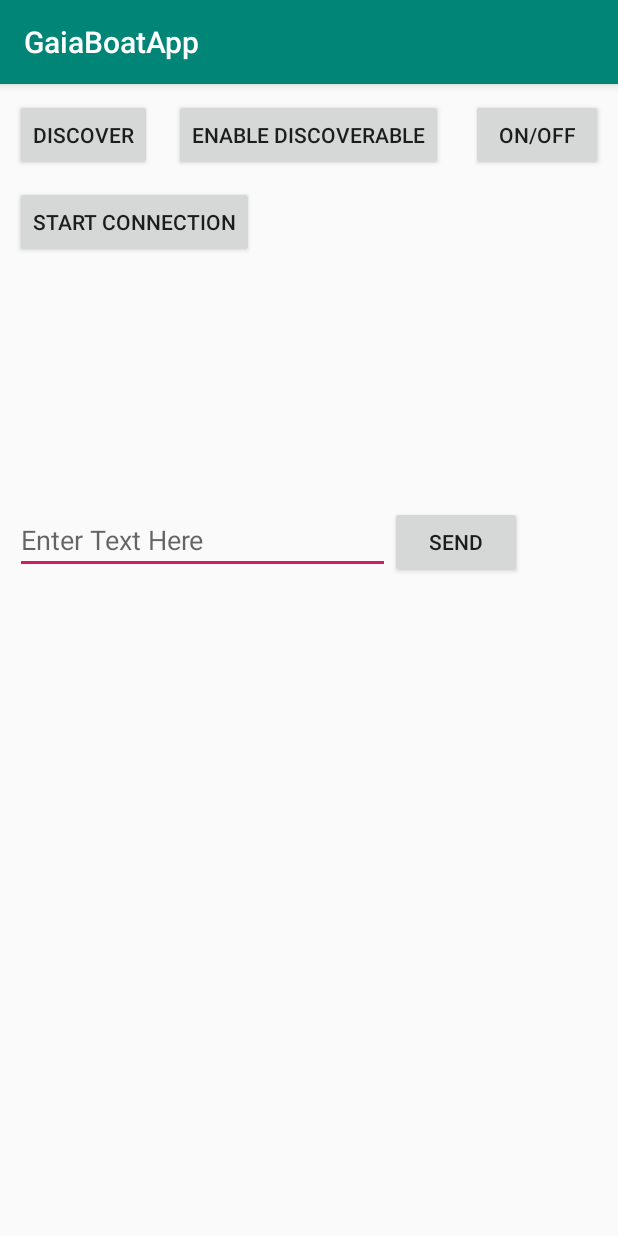
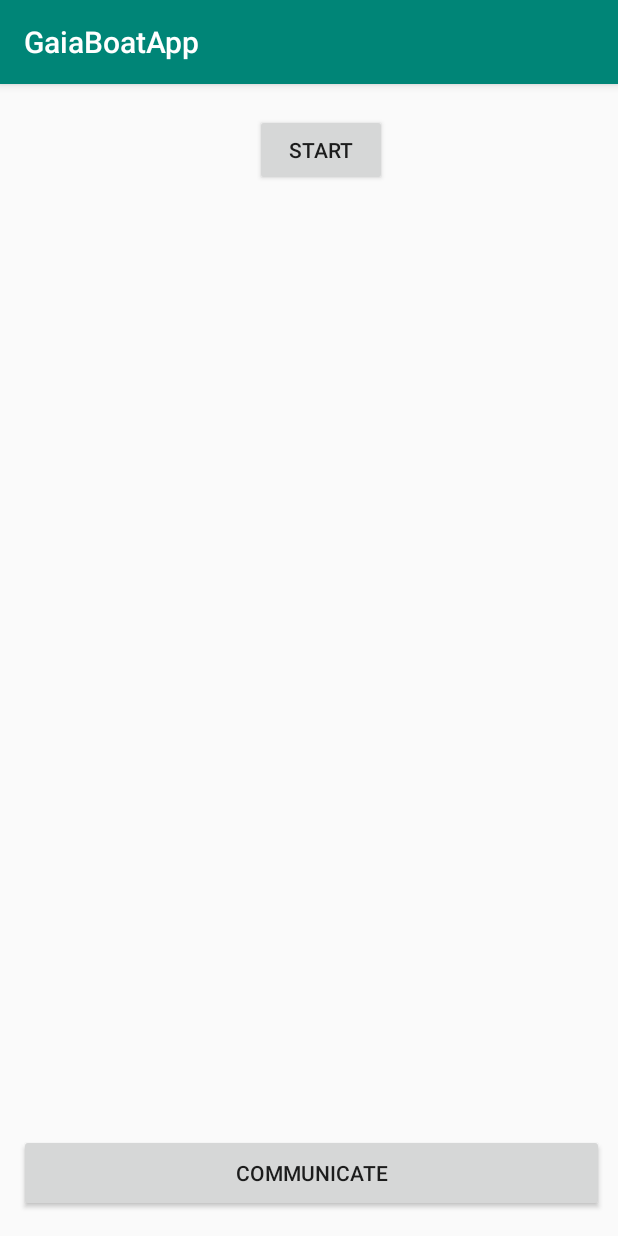
Before and after one commit to gaia-boat/app, an Android app: the screen it shows after launch (MainActivity), on a phone screen of 412 x 824 dp. Run offline under Robolectric (Android 15) with nearby library versions, the phone set to English and light mode, and no system bars.

```diff
--- a/app/src/main/java/com/example/gaiaboatapp/BluetoothConnectionService.java
+++ b/app/src/main/java/com/example/gaiaboatapp/BluetoothConnectionService.java
@@ -46,12 +46,12 @@ public class BluetoothConnectionService {
         this.mBluetoothAdapter = BluetoothAdapter.getDefaultAdapter();
         this.mContext = ctx;
         this.found_devices = new ArrayList<String>();
+        this.searchAndConnectToBTModuleThread.start();
         start();
 //        if (!this.mBluetoothAdapter.isEnabled()) {
 //            Intent enableBtIntent = new Intent(BluetoothAdapter.ACTION_REQUEST_ENABLE);
 //            startActivityForResult(enableBtIntent, REQUEST_ENABLE_BT);
 //        }
-        this.searchAndConnectToBTModuleThread.start();
     }
 
     public synchronized void start() {
--- a/app/src/main/res/layout/activity_main.xml
+++ b/app/src/main/res/layout/activity_main.xml
@@ -1,5 +1,6 @@
 <?xml version="1.0" encoding="utf-8"?>
-<RelativeLayout xmlns:android="http://schemas.android.com/apk/res/android"
+<androidx.constraintlayout.widget.ConstraintLayout xmlns:android="http://schemas.android.com/apk/res/android"
+    xmlns:app="http://schemas.android.com/apk/res-auto"
     xmlns:tools="http://schemas.android.com/tools"
     android:id="@+id/activity_main"
     android:layout_width="match_parent"
@@ -11,59 +12,39 @@
     tools:context="com.example.user.bluetooth_communication.MainActivity">
 
     <Button
-        android:id="@+id/btnONOFF"
+        android:id="@+id/start"
         android:layout_width="wrap_content"
         android:layout_height="wrap_content"
-        android:layout_alignParentTop="true"
-        android:layout_alignParentRight="true"
-        android:text="ON/OFF" />
+        android:layout_marginStart="160dp"
+        android:layout_marginTop="10dp"
+        android:layout_marginRight="160dp"
+        android:text="start"
+        app:layout_constraintRight_toRightOf="parent"
+        app:layout_constraintStart_toStartOf="parent"
+        app:layout_constraintTop_toTopOf="parent" />
+
+    <ListView
+        android:id="@+id/messageList"
+        android:layout_width="400dp"
+        android:layout_height="521dp"
+        android:layout_marginTop="8dp"
+        android:layout_marginBottom="8dp"
+        app:layout_constraintBottom_toTopOf="@+id/btnCommunicate"
+        app:layout_constraintTop_toTopOf="parent"
+        tools:layout_editor_absoluteX="-7dp" />
 
     <Button
-        android:id="@+id/btnDiscoverable_on_off"
-        android:layout_width="wrap_content"
-        android:layout_height="wrap_content"
-        android:layout_alignParentTop="true"
-        android:layout_centerHorizontal="true"
-        android:onClick="btnEnableDisable_Discoverable"
-        android:text="Enable Discoverable" />
-
-    <Button
-        android:id="@+id/btnFindUnpairedDevices"
-        android:layout_width="wrap_content"
-        android:layout_height="wrap_content"
-        android:onClick="btnDiscover"
-        android:text="Discover" />
-
-    <ListView
-        android:id="@+id/lvNewDevices"
-        android:layout_width="match_parent"
-        android:layout_height="150dp"
-        android:layout_below="@+id/btnStartConnection"
-        android:layout_marginTop="15dp" />
-
-    <Button
-        android:id="@+id/btnStartConnection"
-        android:layout_width="wrap_content"
-        android:layout_height="wrap_content"
-        android:layout_below="@+id/btnFindUnpairedDevices"
-        android:layout_marginTop="10dp"
-        android:text="Start Connection" />
-
-    <EditText
-        android:id="@+id/editText"
-        android:layout_width="250dp"
-        android:layout_height="wrap_content"
-        android:layout_below="@+id/lvNewDevices"
-        android:layout_alignParentStart="true"
-        android:hint="Enter Text Here" />
-
-    <Button
-        android:id="@+id/btnSend"
-        android:layout_width="wrap_content"
-        android:layout_height="wrap_content"
-        android:layout_below="@+id/lvNewDevices"
-        android:layout_toRightOf="@+id/editText"
-        android:text="SEND" />
+        android:id="@+id/btnCommunicate"
+        android:layout_width="390dp"
+        android:layout_height="52dp"
+        android:layout_below="@+id/messageList"
+        android:layout_marginStart="7dp"
+        android:layout_marginEnd="4dp"
+        android:layout_marginBottom="6dp"
+        android:text="Communicate"
+        app:layout_constraintBottom_toBottomOf="parent"
+        app:layout_constraintEnd_toEndOf="parent"
+        app:layout_constraintStart_toStartOf="parent" />
 
 
-</RelativeLayout>
+</androidx.constraintlayout.widget.ConstraintLayout>
```
Also changed, not shown: app/src/main/java/com/example/gaiaboatapp/MainActivity.java (+21 -140 lines).
